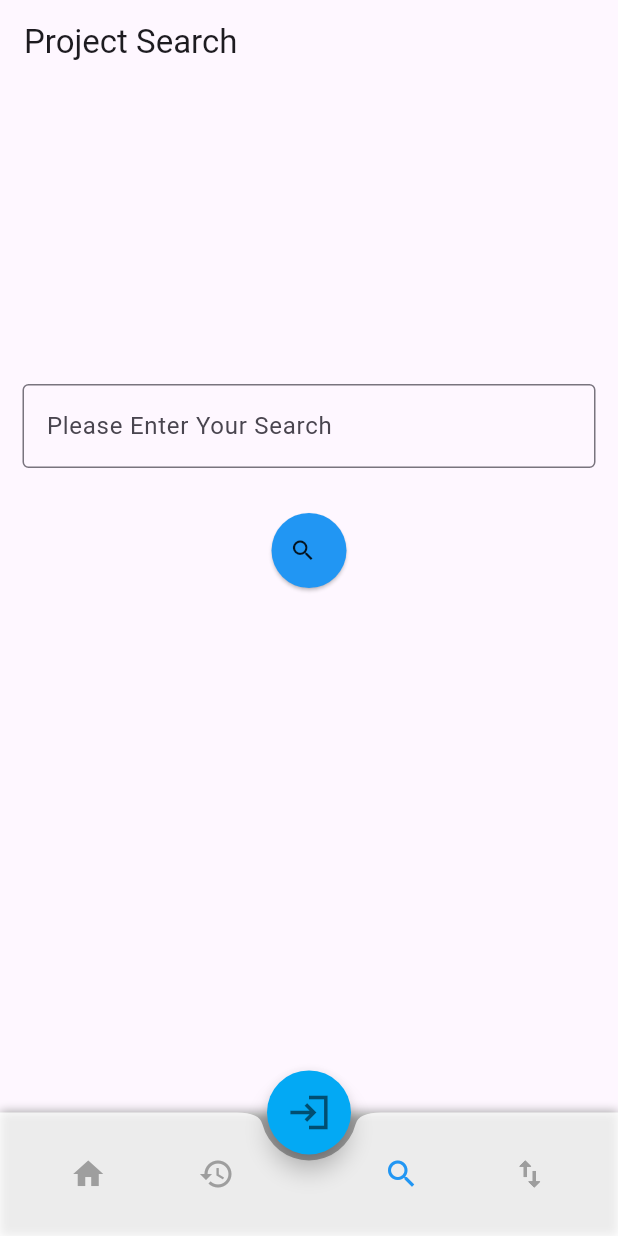
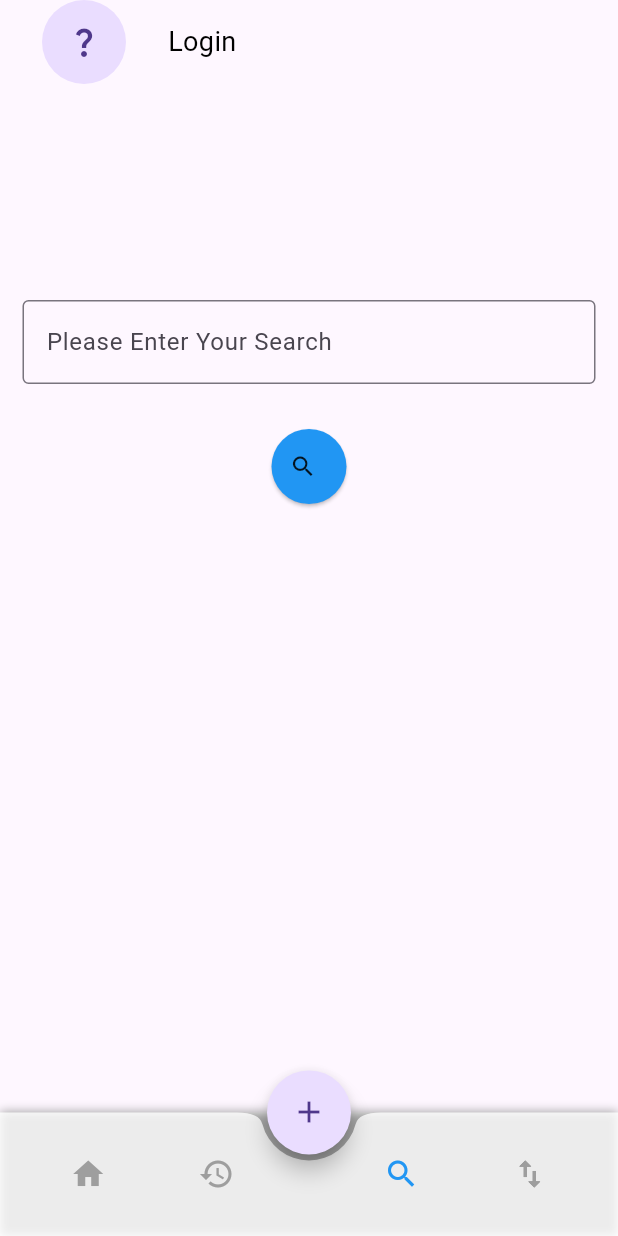
Before and after one commit to albertZzhu/BlockCrafters-UBC, a Flutter app: the screen it shows after launch, item 3 of the bottom bar chosen, on a phone screen of 412 x 824 dp. Run offline on Flutter 3.47's test engine with Material 3 defaults, Android fonts, the light colour scheme and no system bars; our stand-ins replace cloud_firestore, convert, firebase_auth, firebase_core, flutter_bloc, flutter_secure_storage and 3 more; missing offline and left inert: bip39_mnemonic, jazzicon, reown_appkit, web3dart; accounts and stored records are empty.

Commit message:
login part partially done, interfaces changed.

```diff
--- /dev/null
+++ b/frontEnd/devtools_options.yaml
@@ -0,0 +1,3 @@
+description: This file stores settings for Dart & Flutter DevTools.
+documentation: https://docs.flutter.dev/tools/devtools/extensions#configure-extension-enablement-states
+extensions:
--- /dev/null
+++ b/frontEnd/lib/Control/Web3ModalStates.dart
@@ -0,0 +1,37 @@
+part of 'WalletConnectControl.dart';
+
+class Web3State {
+  const Web3State();
+}
+
+class InitializeWeb3MSuccess extends Web3State {
+  const InitializeWeb3MSuccess({required this.service});
+
+  final ReownAppKitModal service;
+}
+
+class InitializeWeb3MFailed extends Web3State {}
+
+class WalletConnectionLoading extends Web3State {
+  WalletConnectionLoading();
+}
+
+class WalletConnectionSuccess extends Web3State {
+  const WalletConnectionSuccess();
+}
+
+class WalletConnectionFailed extends Web3State {
+  const WalletConnectionFailed({
+    required this.errorCode,
+    required this.message,
+  });
+
+  final String errorCode;
+  final String message;
+}
+
+class FetchHomeScreenActionButtonSuccess extends Web3State {
+  const FetchHomeScreenActionButtonSuccess({required this.action});
+
+  final HomeScreenActionButton action;
+}
--- /dev/null
+++ b/frontEnd/lib/Model/enum.dart
@@ -0,0 +1 @@
+enum HomeScreenActionButton { upgradeWallet, writeToContract, connectWallet }
--- a/frontEnd/lib/Views/FavoritePage.dart
+++ b/frontEnd/lib/Views/FavoritePage.dart
@@ -103,12 +103,6 @@ class _HistoryPageState extends State<HistoryPage> {
       );
     }
     return Scaffold(
-      appBar: AppBar(
-        // Here we take the value from the MyHomePage object that was created by
-        // the App.build method, and use it to set our appbar title.
-        title: Text("My History Transactions"),
-        //backgroundColor: Colors.white,
-      ),
       body: body,
       // This trailing comma makes auto-formatting nicer for build methods.
     );
--- a/frontEnd/lib/Views/HomePage.dart
+++ b/frontEnd/lib/Views/HomePage.dart
@@ -28,7 +28,6 @@ class MyHomePage extends StatefulWidget {
 class _MyHomePageState extends State<MyHomePage> {
   //Future? future;
   //String uid = "";
-
   _MyHomePageState();
 
   Future<List<Post>> _refreshPosts() async {
@@ -124,11 +123,6 @@ class _MyHomePageState extends State<MyHomePage> {
     // fast, so that you can just rebuild anything that needs updating rather
     // than having to individually change instances of widgets.
     return Scaffold(
-      appBar: AppBar(
-        // Here we take the value from the MyHomePage object that was created by
-        // the App.build method, and use it to set our appbar title.
-        title: const Text("CrowdFund"),
-      ),
       body: Container(
         padding: const EdgeInsets.all(16.0),
         child: FutureBuilder<List<Post>>(
--- a/frontEnd/lib/Views/LoginPage.dart
+++ b/frontEnd/lib/Views/LoginPage.dart
@@ -116,6 +116,7 @@ class _LoginPageState extends State<LoginPage> {
             ),
             Container(
               child: FloatingActionButton.extended(
+                heroTag: 'passphrase',
                 backgroundColor: Colors.lightBlue,
                 onPressed: () {
                   loginAction();
--- a/frontEnd/lib/Views/SearchPage.dart
+++ b/frontEnd/lib/Views/SearchPage.dart
@@ -18,8 +18,6 @@ class _SearchPageState extends State<SearchPage> {
   @override
   Widget build(BuildContext context) {
     return Scaffold(
-      //backgroundColor: Colors.white,
-      appBar: AppBar(title: const Text("Project Search")),
       body: SingleChildScrollView(
         child: Column(
           children: <Widget>[
--- a/frontEnd/lib/Views/StartPage.dart
+++ b/frontEnd/lib/Views/StartPage.dart
@@ -6,9 +6,13 @@ import 'ProfilePage.dart';
 import "SearchPage.dart";
 import "HomePage.dart";
 import 'FavoritePage.dart';
-import 'package:firebase_core/firebase_core.dart';
-import 'package:firebase_auth/firebase_auth.dart';
 import 'package:jazzicon/jazzicon.dart';
+import 'package:flutter_bloc/flutter_bloc.dart';
+import 'package:coach_link/Control/WalletConnectControl.dart';
+import 'package:reown_appkit/reown_appkit.dart';
+import 'package:flutter/scheduler.dart';
+import 'package:coach_link/Model/enum.dart';
+import 'package:coach_link/Views/loader.dart';
 
 class StartPage extends StatefulWidget {
   String uid = "";
@@ -21,6 +25,7 @@ class StartPage extends StatefulWidget {
 }
 
 class _StartPageState extends State<StartPage> {
+  ReownAppKitModal? w3mService;
   int _currentIndex = 0;
   List<Widget> _bottomNavPages = [];
   String uid = "";
@@ -36,48 +41,93 @@ class _StartPageState extends State<StartPage> {
       ..add(HistoryPage())
       ..add(SearchPage())
       ..add(ProfilePage(isLogin: isLogin));
+    SchedulerBinding.instance.addPostFrameCallback(
+      (_) => context.read<WalletConnectControl>().instantiate(context),
+    );
   }
 
-  FloatingActionButton newPostWidget() {
-    if (isLogin) {
+  FloatingActionButton addNewProjectWidget() {
     return (FloatingActionButton(
       onPressed: () {
+        if (isLogin) {
           Navigator.push(
             context,
-            MaterialPageRoute(builder: (context) => newPost(uid: uid)),
+            MaterialPageRoute(builder: (context) => newPost()),
           );
+        } else {
+          Fluttertoast.showToast(
+            msg: "Please login to create a new project",
+            toastLength: Toast.LENGTH_SHORT,
+            gravity: ToastGravity.BOTTOM,
+            timeInSecForIosWeb: 1,
+            backgroundColor: Colors.red,
+            textColor: Colors.white,
+            fontSize: 16.0,
+          );
+        }
       },
       shape: CircleBorder(),
       child: Icon(Icons.add),
     ));
-    } else {
-      return (FloatingActionButton(
-        backgroundColor: Colors.lightBlue,
-        onPressed: () {
-          Navigator.push(
-            context,
-            MaterialPageRoute(builder: (context) => LoginPage()),
-          );
-        },
-        shape: CircleBorder(),
-        child:
-            isLogin
-                ? Icon(Icons.add)
-                : Icon(Icons.login_sharp, color: Colors.black54, size: 30),
-      ));
-    }
   }
 
   @override
   Widget build(BuildContext context) {
-    return Scaffold(
+    return BlocListener<WalletConnectControl, Web3State>(
+      listenWhen:
+          (Web3State previous, Web3State current) =>
+              current is InitializeWeb3MSuccess ||
+              current is FetchHomeScreenActionButtonSuccess,
+      listener: (BuildContext context, Web3State state) {
+        if (state is InitializeWeb3MSuccess) {
+          setState(() => w3mService = state.service);
+          context.read<WalletConnectControl>().fetchHomeScreenActionButton();
+        }
+      },
+      child: Scaffold(
+        appBar: AppBar(
+          leadingWidth: MediaQuery.of(context).size.width / 2,
+          leading: BlocBuilder<WalletConnectControl, Web3State>(
+            buildWhen:
+                (Web3State previous, Web3State current) =>
+                    current is FetchHomeScreenActionButtonSuccess,
+            builder: (BuildContext context, Web3State state) {
+              if (state is FetchHomeScreenActionButtonSuccess &&
+                  state.action == HomeScreenActionButton.connectWallet) {
+                return (GestureDetector(
+                  onTap: () {
+                    w3mService!.openModalView();
+                  },
+                  child: Row(
+                    mainAxisAlignment: MainAxisAlignment.start,
+                    children: [
+                      CircleAvatar(
+                        minRadius: AppBar().preferredSize.height,
+                        maxRadius: AppBar().preferredSize.height,
+                        child: Icon(Icons.question_mark),
+                      ),
+                      Text(
+                        "Login",
+                        style: TextStyle(color: Colors.black, fontSize: 18),
+                      ),
+                    ],
+                  ),
+                ));
+              } else {
+                return Loader(height: AppBar().preferredSize.height);
+              }
+            },
+          ),
+        ),
         extendBodyBehindAppBar: true,
         backgroundColor: Colors.white,
         body: _bottomNavPages[_currentIndex],
         bottomNavigationBar: Container(
           height: MediaQuery.of(context).size.height / 10,
           decoration: BoxDecoration(
-          boxShadow: <BoxShadow>[BoxShadow(color: Colors.grey, blurRadius: 5)],
+            boxShadow: <BoxShadow>[
+              BoxShadow(color: Colors.grey, blurRadius: 5),
+            ],
           ),
           child: BottomAppBar(
             color: Colors.white.withOpacity(0.8),
@@ -134,8 +184,9 @@ class _StartPageState extends State<StartPage> {
             shape: const CircularNotchedRectangle(),
           ),
         ),
-      floatingActionButton: newPostWidget(),
+        floatingActionButton: addNewProjectWidget(),
         floatingActionButtonLocation: FloatingActionButtonLocation.centerDocked,
+      ),
     );
   }
 }
--- a/frontEnd/lib/main.dart
+++ b/frontEnd/lib/main.dart
@@ -1,12 +1,16 @@
 import 'package:cloud_firestore/cloud_firestore.dart';
+import 'package:coach_link/Views/LoginSelectionPage.dart';
+import 'package:coach_link/Views/newPost.dart';
 
 import 'Views/LoginPage.dart';
 import 'package:flutter/material.dart';
 import 'Views/StartPage.dart';
 import 'package:firebase_core/firebase_core.dart';
 import 'firebase_options.dart';
+import 'package:flutter_bloc/flutter_bloc.dart';
 import 'package:cloud_firestore/cloud_firestore.dart';
 import 'package:coach_link/Control/CoachesDBHelperFunctions_sqlite.dart';
+import 'Control/WalletConnectControl.dart';
 
 void main() async {
   WidgetsFlutterBinding.ensureInitialized();
@@ -22,21 +26,24 @@ class MyApp extends StatelessWidget {
   // This widget is the root of your application.
   @override
   Widget build(BuildContext context) {
-    return MaterialApp(
-      title: 'CrowdFund App',
-      theme: ThemeData(
-        // This is the theme of your application.
-        //
-        // Try running your application with "flutter run". You'll see the
-        // application has a blue toolbar. Then, without quitting the app, try
-        // changing the primarySwatch below to Colors.green and then invoke
-        // "hot reload" (press "r" in the console where you ran "flutter run",
-        // or simply save your changes to "hot reload" in a Flutter IDE).
-        // Notice that the counter didn't reset back to zero; the application
-        // is not restarted.
-        primarySwatch: Colors.blue,
+    return MultiBlocProvider(
+      providers: <BlocProvider<dynamic>>[
+        BlocProvider<WalletConnectControl>(
+          create: (context) => WalletConnectControl(),
+        ),
+      ],
+      child: MaterialApp(
+        title: 'CrowdFund App',
+        initialRoute: '/',
+        routes: {
+          '/': (context) => StartPage(),
+          '/login': (context) => const LoginSelectionPage(),
+          '/passphraseLogin': (context) => const LoginPage(),
+          '/newPost': (context) => newPost(),
+        },
+        //home: const LoginSelectionPage(),
+        theme: ThemeData(primarySwatch: Colors.blue),
       ),
-      home: StartPage(),
     );
   }
 }
--- a/frontEnd/pubspec.yaml
+++ b/frontEnd/pubspec.yaml
@@ -41,14 +41,16 @@ dependencies:
   cloud_firestore: ^5.6.5
   sqflite:
   path:
-  uuid: ^3.0.5
+  uuid: ^4.3.3
   web3dart: ^2.7.1
   ipfs_client_flutter: ^1.0.7
-  walletconnect_dart: ^0.0.11
   bip39_mnemonic: ^3.0.9
   ethereum: ^6.1.0
   flutter_secure_storage: ^9.2.4
   jazzicon: ^1.1.0
+  url_launcher: ^6.1.10
+  reown_appkit: ^1.4.1
+  flutter_bloc: ^9.1.0
 
 dev_dependencies:
   flutter_test:
```
Also changed, not shown: frontEnd/lib/Control/EthernetControl.dart (+0 -18 lines), frontEnd/lib/Control/WalletConnectControl.dart (added, +149 -0 lines), frontEnd/lib/Views/LoginSelectionPage.dart (added, +113 -0 lines), frontEnd/lib/Views/loader.dart (added, +51 -0 lines), frontEnd/lib/Views/newPost.dart (+8 -5 lines), 4 other files. Lines whose indentation alone changed are shown as unchanged.
